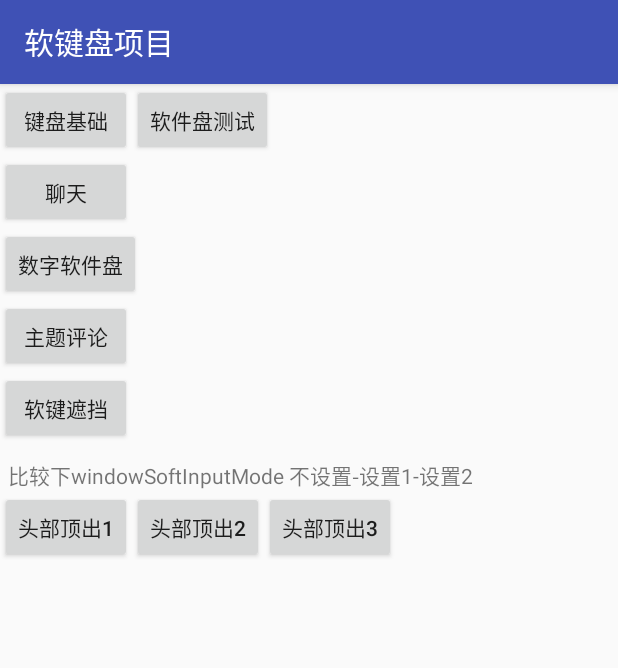
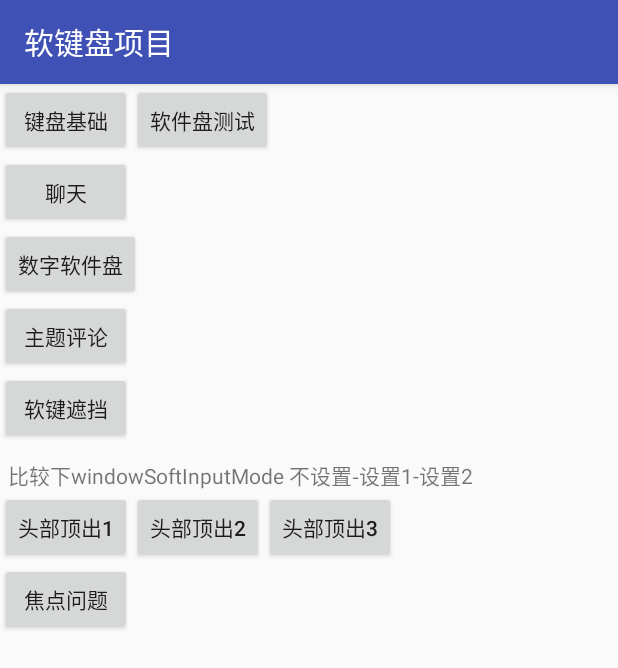
Before and after one commit to crazyzhangxl/KeyBoardDemo, an Android app: the screen it shows after launch (SplashActivity), on a phone screen of 412 x 824 dp. Shown: the top 668 px of the screen. Run offline under Robolectric (Android 15) with nearby library versions, the phone set to English and light mode, and no system bars.

Commit message:
新增文本焦点内容

```diff
--- a/app/src/main/AndroidManifest.xml
+++ b/app/src/main/AndroidManifest.xml
@@ -11,6 +11,7 @@
         android:supportsRtl="true"
         android:theme="@style/AppTheme"
         tools:replace="label,allowBackup,theme">
+        <activity android:name=".focus.SoftFocusActivity"></activity>
         <activity
             android:name=".keyboard_num.KeyBoardNumberActivity"
             android:label="数字软键盘" />
@@ -48,7 +49,7 @@
         <activity
             android:name=".top_dismiss.TopDismissSecondActivity"
             android:theme="@style/topic"
-            android:windowSoftInputMode="adjustResize|stateHidden"/>
+            android:windowSoftInputMode="adjustResize|stateHidden" />
         <activity
             android:name=".top_dismiss.TopDismissThirdActivity"
             android:theme="@style/topic"
--- a/app/src/main/java/com/example/apple/keyboarddemo/SplashActivity.java
+++ b/app/src/main/java/com/example/apple/keyboarddemo/SplashActivity.java
@@ -5,6 +5,7 @@ import android.support.v7.app.AppCompatActivity;
 import android.os.Bundle;
 import android.view.View;
 
+import com.example.apple.keyboarddemo.focus.SoftFocusActivity;
 import com.example.apple.keyboarddemo.keyboard_num.KeyBoardNumberActivity;
 import com.example.apple.keyboarddemo.shelter_aty.ShelterActivity;
 import com.example.apple.keyboarddemo.top_dismiss.TopDismissFirstActivity;
@@ -84,5 +85,12 @@ public class SplashActivity extends AppCompatActivity {
                 startActivity(new Intent(SplashActivity.this, TopDismissThirdActivity.class));
             }
         });
+
+        findViewById(R.id.focus).setOnClickListener(new View.OnClickListener() {
+            @Override
+            public void onClick(View v) {
+                startActivity(new Intent(SplashActivity.this, SoftFocusActivity.class));
+            }
+        });
     }
 }
--- /dev/null
+++ b/app/src/main/java/com/example/apple/todo.txt
@@ -0,0 +1 @@
+todo 分析下差异,并思考同城的做法
--- a/app/src/main/res/layout/activity_splash.xml
+++ b/app/src/main/res/layout/activity_splash.xml
@@ -68,4 +68,14 @@
             android:layout_width="wrap_content"
             android:layout_height="wrap_content" />
     </LinearLayout>
+    <LinearLayout
+        android:orientation="horizontal"
+        android:layout_width="match_parent"
+        android:layout_height="wrap_content">
+        <Button
+            android:text="焦点问题"
+            android:id="@+id/focus"
+            android:layout_width="wrap_content"
+            android:layout_height="wrap_content" />
+    </LinearLayout>
 </LinearLayout>
```
Also changed, not shown: app/src/main/java/com/example/apple/keyboarddemo/focus/SoftFocusActivity.java (added, +73 -0 lines), app/src/main/res/layout/activity_soft_focus.xml (added, +34 -0 lines).
